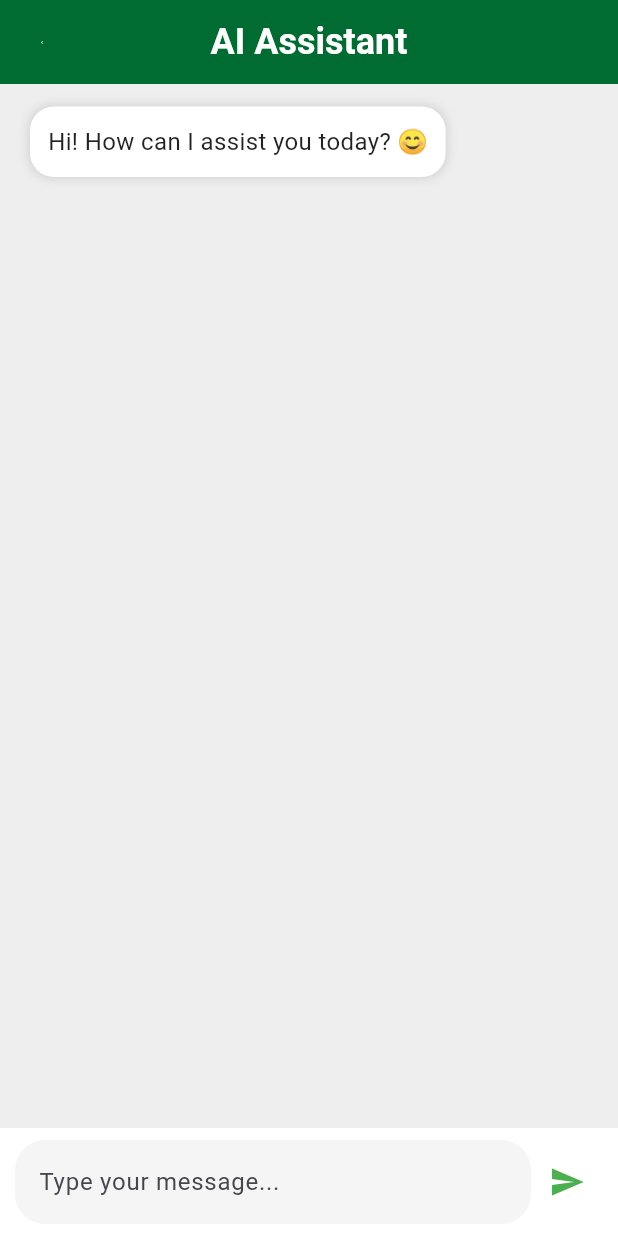
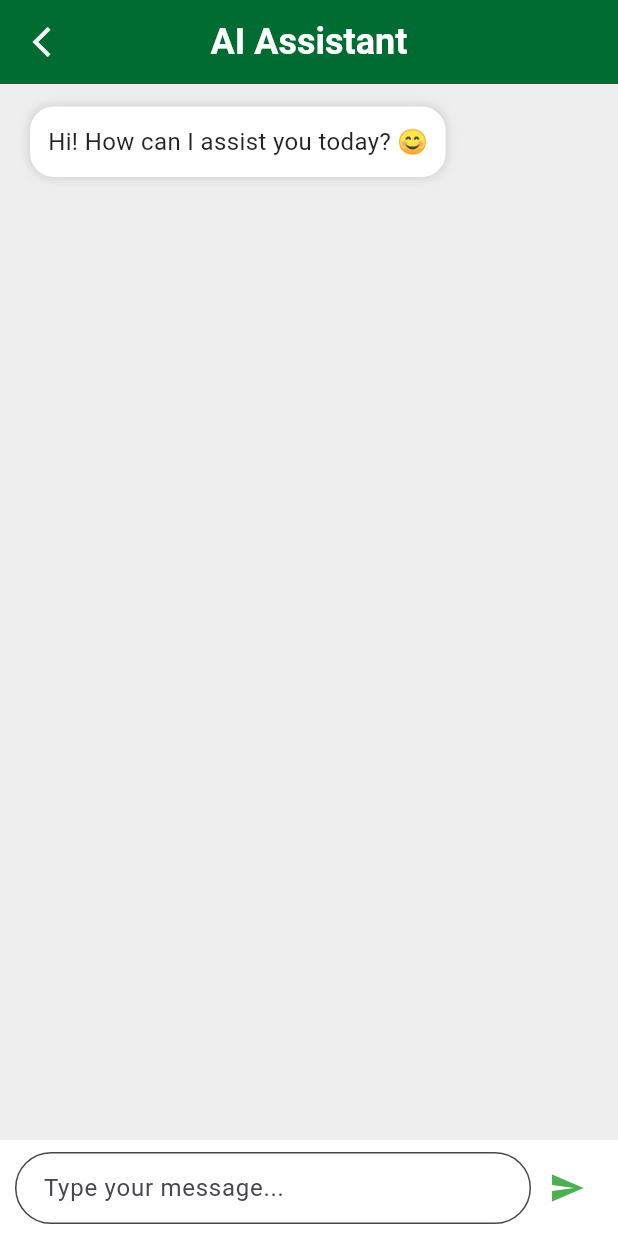
Before and after one commit to alokyadav686/MyMedic, a Flutter app: the ChatScreen screen opened directly, after a tap on the "send" icon, on a phone screen of 412 x 824 dp. Run offline on Flutter 3.47's test engine with Material 3 defaults, Android fonts, the phone set to English and light mode, and no system bars.

Commit message:
chatbot api applied

```diff
--- a/lib/screen/chatbot/chatbot.dart
+++ b/lib/screen/chatbot/chatbot.dart
@@ -1,6 +1,8 @@
 import 'package:flutter/material.dart';
+import 'dart:async';
 import 'package:my_medic/components/bottom_nav_bar.dart';
 import 'package:my_medic/constants/colors.dart';
+import 'package:my_medic/services/api/api_services.dart' as ApiService;
 
 class ChatBotApp extends StatelessWidget {
   const ChatBotApp({super.key});
@@ -25,16 +27,70 @@ class _ChatScreenState extends State<ChatScreen> {
   ];
 
   final TextEditingController _controller = TextEditingController();
+  final ScrollController _scrollController = ScrollController();
+  bool isTyping = false;
+  String typingText = "";
+  Timer? _typingTimer;
 
-  void sendMessage() {
+  void startTypingAnimation() {
+    List<String> typingStates = ["", ".", "..", "..."];
+    int index = 0;
+    _typingTimer?.cancel();
+    _typingTimer = Timer.periodic(Duration(milliseconds: 500), (timer) {
+      setState(() {
+        typingText = typingStates[index];
+      });
+      index = (index + 1) % typingStates.length;
+    });
+  }
+
+  void stopTypingAnimation() {
+    _typingTimer?.cancel();
+    setState(() {
+      isTyping = false;
+      typingText = "";
+    });
+  }
+
+  void sendMessage() async {
     if (_controller.text.isEmpty) return;
+    String userMessage = _controller.text.trim();
 
     setState(() {
-      messages.add({"sender": "user", "text": _controller.text});
-      messages.add({"sender": "bot", "text": "I'm here to help! Feel free to ask anything."});
+      messages.add({"sender": "user", "text": userMessage});
+      isTyping = true;
+      typingText = "";
+      startTypingAnimation();
     });
 
     _controller.clear();
+    scrollToBottom();
+
+    try {
+      String botResponse = await ApiService.chatbot(message: {"message": userMessage});
+
+      setState(() {
+        messages.add({"sender": "bot", "text": botResponse});
+        stopTypingAnimation();
+      });
+    } catch (e) {
+      setState(() {
+        messages.add({"sender": "bot", "text": "Error: Unable to get response."});
+        stopTypingAnimation();
+      });
+    }
+
+    scrollToBottom();
+  }
+
+  void scrollToBottom() {
+    Future.delayed(Duration(milliseconds: 100), () {
+      _scrollController.animateTo(
+        _scrollController.position.maxScrollExtent,
+        duration: Duration(milliseconds: 300),
+        curve: Curves.easeOut,
+      );
+    });
   }
 
   @override
@@ -43,27 +99,56 @@ class _ChatScreenState extends State<ChatScreen> {
       backgroundColor: Colors.grey[200],
       appBar: AppBar(
         backgroundColor: AppColors.primaryColor,
-        title: const Text("AI Assistant", style: TextStyle(
-          fontSize: 24,
-           fontWeight: FontWeight.bold,
-           color: Colors.white
-        ),),
+        title: const Text(
+          "AI Assistant",
+          style: TextStyle(fontSize: 24, fontWeight: FontWeight.bold, color: Colors.white),
+        ),
         leading: InkWell(
           onTap: () {
-            Navigator.pushReplacement(context, MaterialPageRoute(builder: (context)=>BottomNavBar()));
+            Navigator.pushReplacement(
+                context, MaterialPageRoute(builder: (context) => BottomNavBar()));
           },
-          child: Icon(Icons.arrow_back_ios_sharp, color: Colors.white, size: 2, )),
+          child: const Icon(Icons.arrow_back_ios_sharp, color: Colors.white, size: 24),
+        ),
         centerTitle: true,
       ),
       body: Column(
         children: [
           Expanded(
             child: ListView.builder(
+              controller: _scrollController,
               padding: const EdgeInsets.all(10),
-              itemCount: messages.length,
+              itemCount: messages.length + (isTyping ? 1 : 0),
               itemBuilder: (context, index) {
+                if (index == messages.length && isTyping) {
+                  return Align(
+                    alignment: Alignment.centerLeft,
+                    child: Padding(
+                      padding: const EdgeInsets.symmetric(horizontal: 10, vertical: 5),
+                      child: Container(
+                        padding: EdgeInsets.all(10),
+                        decoration: BoxDecoration(
+                          color: Colors.white,
+                          borderRadius: BorderRadius.circular(16),
+                          boxShadow: [
+                            BoxShadow(
+                              color: Colors.black12,
+                              blurRadius: 5,
+                              spreadRadius: 1,
+                            ),
+                          ],
+                        ),
+                        child: Text(
+                          "Typing$typingText", // Displays dots after "Typing"
+                          style: TextStyle(fontSize: 16, color: Colors.black87),
+                        ),
+                      ),
+                    ),
+                  );
+                }
+
                 final msg = messages[index];
-                bool isUser = msg!['sender'] == "user";
+                bool isUser = (msg['sender'] ?? "") == "user";
 
                 return Align(
                   alignment: isUser ? Alignment.centerRight : Alignment.centerLeft,
@@ -104,10 +189,15 @@ class _ChatScreenState extends State<ChatScreen> {
                     decoration: InputDecoration(
                       hintText: "Type your message...",
                       filled: true,
-                      fillColor: Colors.grey[100],
+                      fillColor: Colors.white,
+                      contentPadding: EdgeInsets.symmetric(vertical: 10, horizontal: 15),
                       border: OutlineInputBorder(
-                        borderRadius: BorderRadius.circular(20),
-                        borderSide: BorderSide.none,
+                        borderRadius: BorderRadius.circular(30),
+                        borderSide: BorderSide(color: Colors.green),
+                      ),
+                      focusedBorder: OutlineInputBorder(
+                        borderRadius: BorderRadius.circular(30),
+                        borderSide: BorderSide(color: Colors.green.shade700, width: 2),
                       ),
                     ),
                   ),
```
Also changed, not shown: lib/services/api/api_services.dart (+16 -7 lines).
